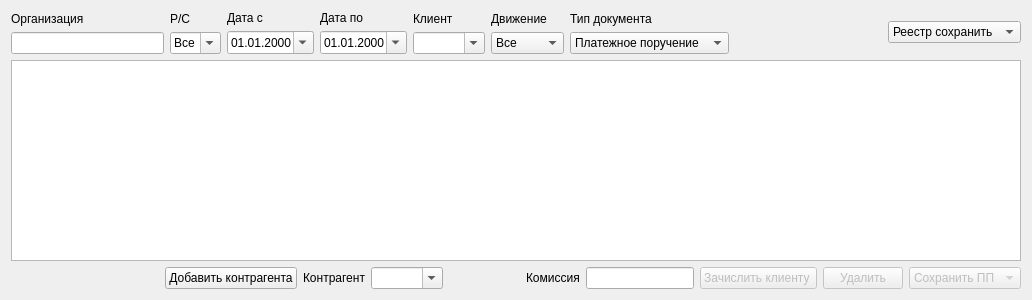
This is class_ref_pp.ui in berserk24/finance as Qt 5 draws it before an edit. The edited form follows.
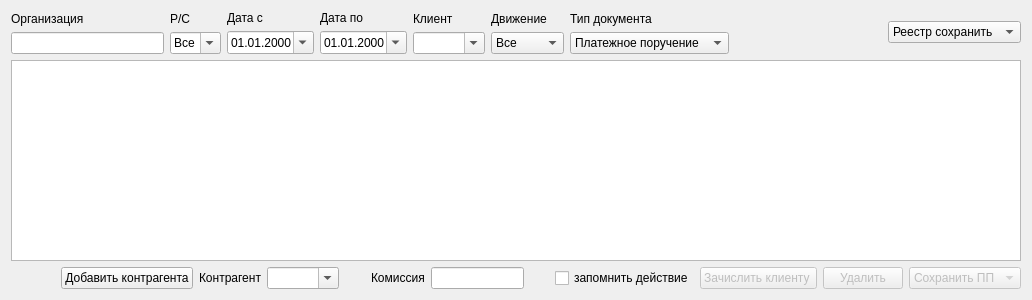
This is the edited form.

Diff of the .ui file:
```diff
--- a/class_ref_pp.ui
+++ b/class_ref_pp.ui
@@ -102,6 +102,26 @@
        </property>
       </widget>
      </item>
+     <item>
+      <spacer name="horizontalSpacer_5">
+       <property name="orientation">
+        <enum>Qt::Horizontal</enum>
+       </property>
+       <property name="sizeHint" stdset="0">
+        <size>
+         <width>40</width>
+         <height>20</height>
+        </size>
+       </property>
+      </spacer>
+     </item>
+     <item>
+      <widget class="QCheckBox" name="checkBox_save_action">
+       <property name="text">
+        <string>запомнить действие</string>
+       </property>
+      </widget>
+     </item>
      <item>
       <widget class="QPushButton" name="pushButton_to_client">
        <property name="enabled">
```
